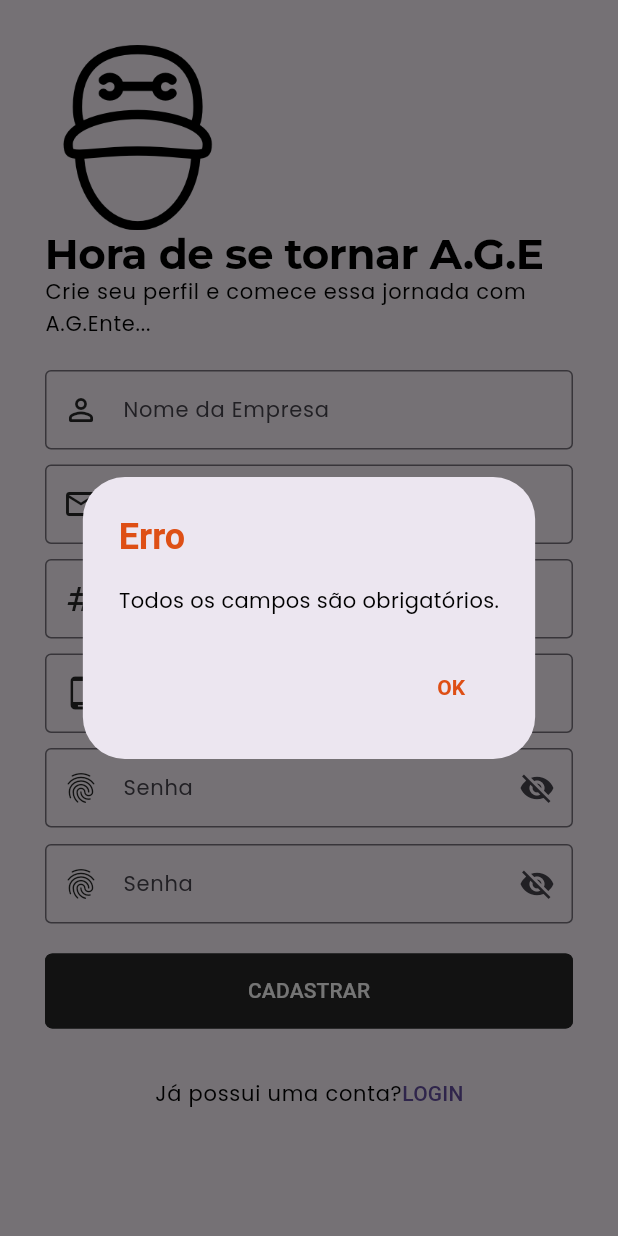
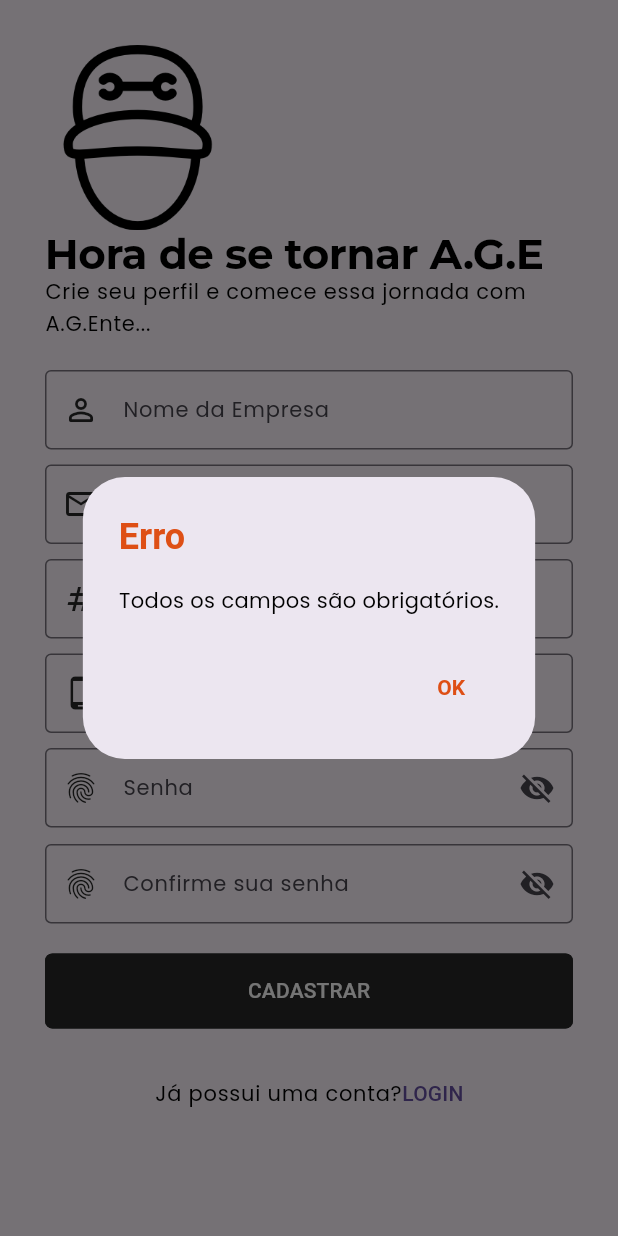
Before and after one commit to BrunoImai/TCC, a Flutter app: the SignUpScreen screen opened directly, after a tap on "CADASTRAR", on a phone screen of 412 x 824 dp. Run offline on Flutter 3.47's test engine with Material 3 defaults, Android fonts, the phone set to English and light mode, and no system bars; our stand-ins replace flutter_otp_text_field, get, google_fonts, mask_text_input_formatter.

```diff
--- a/front/lib/src/features/authentication/screens/signup/signup_form_widget.dart
+++ b/front/lib/src/features/authentication/screens/signup/signup_form_widget.dart
@@ -2,8 +2,11 @@ import 'dart:convert';
 
 import 'package:flutter/cupertino.dart';
 import 'package:flutter/material.dart';
+import 'package:flutter/services.dart';
 import 'package:flutter/widgets.dart';
+import 'package:mask_text_input_formatter/mask_text_input_formatter.dart';
 import 'package:tcc_front/src/constants/colors.dart';
+import 'package:tcc_front/src/features/authentication/screens/login/login_screen.dart';
 import 'package:tcc_front/src/features/core/screens/home_screen/company_home_screen.dart';
 
 import '../../../../commom_widgets/alert_dialog.dart';
@@ -31,14 +34,27 @@ class _SignUpFormWidgetState extends State<SignUpFormWidget> {
   final TextEditingController passwordController = TextEditingController();
   final TextEditingController confirmPasswordController = TextEditingController();
 
+  final MaskTextInputFormatter phoneMaskFormatter1 = MaskTextInputFormatter(mask: '(##) #####-####');
+  final MaskTextInputFormatter phoneMaskFormatter2 = MaskTextInputFormatter(mask: '(##) ####-####');
+
+  // Custom TextInputFormatter for cellphone mask
+  MaskTextInputFormatter? cellphoneMaskFormatter;
+
+  @override
+  void initState() {
+    super.initState();
+    cellphoneMaskFormatter = phoneMaskFormatter1;
+  }
 
   bool isValidEmail(String email) {
     final emailRegExp =
     RegExp(r'^[a-zA-Z0-9._%+-]+@[a-zA-Z0-9.-]+\.[a-zA-Z]{2,}$');
     return emailRegExp.hasMatch(email);
   }
+
   final FocusNode _passwordFocusNode = FocusNode();
-  bool _isVisible = false;
+  bool _isVisiblePassword = false;
+  bool _isVisibleConfirmPassword = false;
   bool _isPasswordEightCharacters = false;
   bool _hasPasswordOneNumber = false;
   bool _hasPasswordUppercase = false;
@@ -98,6 +114,17 @@ class _SignUpFormWidgetState extends State<SignUpFormWidget> {
         return;
       }
 
+      if (central.length == 1) {
+        showDialog(
+          context: context,
+          builder: (BuildContext context) {
+            return const AlertPopUp(
+                errorDescription: 'O nome deve conter mais que um carácter');
+          },
+        );
+        return;
+      }
+
       if (!isValidEmail(email)) {
         showDialog(
           context: context,
@@ -109,13 +136,25 @@ class _SignUpFormWidgetState extends State<SignUpFormWidget> {
         return;
       }
 
-      if (cellphone.length > 12 || cellphone.length < 7 || !cellphone.contains(RegExp(r'^[0-9]*$'))) {
+      if (cnpjController.text.replaceAll(RegExp(r'\D'), '').length != 14) {
         showDialog(
           context: context,
           builder: (BuildContext context) {
             return const AlertPopUp(
                 errorDescription:
-                'O número de telefone deve ser válido. Lembre-se de inserir o DDD.');
+                'O número do CNPJ deve conter exatamente 14 dígitos.');
+          },
+        );
+        return;
+      }
+
+      if (cellphoneController.text.replaceAll(RegExp(r'\D'), '').length < 10) {
+        showDialog(
+          context: context,
+          builder: (BuildContext context) {
+            return const AlertPopUp(
+                errorDescription:
+                'O número de telefone deve conter no mínimo 10 dígitos, incluindo o DDD.');
           },
         );
         return;
@@ -180,12 +219,31 @@ class _SignUpFormWidgetState extends State<SignUpFormWidget> {
             const SizedBox(height: formHeight - 20),
             TextFormField(
               controller: cnpjController,
+              inputFormatters: [
+                MaskTextInputFormatter(mask: '##.###.###/####-##',),
+              ],
               decoration: const InputDecoration(
                   label: Text(cnpj), prefixIcon: Icon(Icons.numbers)),
             ),
             const SizedBox(height: formHeight - 20),
             TextFormField(
               controller: cellphoneController,
+              inputFormatters: [
+                LengthLimitingTextInputFormatter(16),
+                cellphoneMaskFormatter!,
+              ],
+              onChanged: (value) {
+                // Dynamically change mask based on input length
+                if (value.length == 15) {
+                  setState(() {
+                    cellphoneMaskFormatter = phoneMaskFormatter2;
+                  });
+                } else if (value.length == 16) {
+                  setState(() {
+                    cellphoneMaskFormatter = phoneMaskFormatter1;
+                  });
+                }
+              },
               decoration: const InputDecoration(
                   label: Text(cellphone), prefixIcon: Icon(Icons.phone_android)),
             ),
@@ -193,7 +251,7 @@ class _SignUpFormWidgetState extends State<SignUpFormWidget> {
             TextFormField(
               controller: passwordController,
               onChanged: (passwordController) => onPasswordChanged(passwordController),
-              obscureText: !_isVisible,
+              obscureText: !_isVisiblePassword,
               focusNode: _passwordFocusNode,
               onTap: () {
                 setState(() {
@@ -212,10 +270,10 @@ class _SignUpFormWidgetState extends State<SignUpFormWidget> {
                 suffixIcon: IconButton(
                   onPressed: () {
                     setState(() {
-                      _isVisible = !_isVisible;
+                      _isVisiblePassword = !_isVisiblePassword;
                     });
                   },
-                  icon: _isVisible ? const Icon(Icons.visibility) :
+                  icon: _isVisiblePassword ? const Icon(Icons.visibility) :
                   const Icon(Icons.visibility_off),
                 ),
               ),
@@ -351,19 +409,19 @@ class _SignUpFormWidgetState extends State<SignUpFormWidget> {
             TextFormField(
               controller: confirmPasswordController,
               onChanged: (confirmPasswordController) => onPasswordChanged(confirmPasswordController),
-              obscureText: !_isVisible,
+              obscureText: !_isVisibleConfirmPassword,
               decoration: InputDecoration(
                 prefixIcon: const Icon(Icons.fingerprint),
-                labelText: password,
-                hintText: password,
+                labelText: confirmPassword,
+                hintText: confirmPassword,
                 border: const OutlineInputBorder(),
                 suffixIcon: IconButton(
                   onPressed: () {
                     setState(() {
-                      _isVisible = !_isVisible;
+                      _isVisibleConfirmPassword = !_isVisibleConfirmPassword;
                     });
                   },
-                  icon: _isVisible ? const Icon(Icons.visibility) :
+                  icon: _isVisibleConfirmPassword ? const Icon(Icons.visibility) :
                   const Icon(Icons.visibility_off),
                 ),
               ),
@@ -375,6 +433,20 @@ class _SignUpFormWidgetState extends State<SignUpFormWidget> {
                 onPressed: () {
                   String password = passwordController.text;
                   String confirmPassword = confirmPasswordController.text;
+
+                  if (central.isEmpty ||
+                      cellphone.isEmpty ||
+                      email.isEmpty ||
+                      password.isEmpty) {
+                    showDialog(
+                      context: context,
+                      builder: (BuildContext context) {
+                        return const AlertPopUp(
+                            errorDescription: 'Todos os campos são obrigatórios.');
+                      },
+                    );
+                    return;
+                  }
 
                   if (password != confirmPassword) {
                     showDialog(
@@ -389,9 +461,9 @@ class _SignUpFormWidgetState extends State<SignUpFormWidget> {
                       Navigator.push(
                           context,
                           MaterialPageRoute(
-                              builder: (context) => const CompanyHomeScreen()));
+                              builder: (context) => const LoginScreen()));
                       ScaffoldMessenger.of(context).showSnackBar(
-                        const SnackBar(content: Text('Login Realizado')),
+                        const SnackBar(content: Text('Cadastro Realizado')),
                       );
                     });
                   }
--- a/front/pubspec.yaml
+++ b/front/pubspec.yaml
@@ -29,6 +29,7 @@ dependencies:
   flutter_native_splash: ^2.3.10
   smooth_page_indicator: ^1.0.0+2
   flutter_otp_text_field: ^1.1.1
+  mask_text_input_formatter: ^2.9.0
 
 
 dev_dependencies:
```
Also changed, not shown: front/pubspec.lock.
